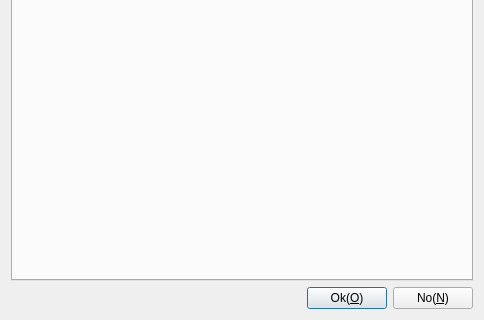
This is App/Client/ParameterDlgSettings.ui in KangLin/RabbitRemoteControl as Qt 5 draws it before an edit; both pictures show x 0 to 484 and y 153 to 473 of the 484 by 473 pixel window. The edited form follows.
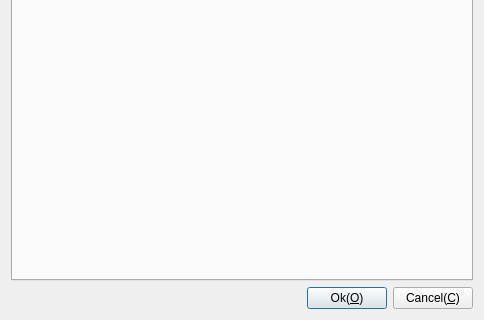
This is the edited form. Icons and pictures are not drawn.

```diff
--- a/App/Client/ParameterDlgSettings.ui
+++ b/App/Client/ParameterDlgSettings.ui
@@ -317,7 +317,7 @@
      <item>
       <widget class="QPushButton" name="pbNo">
        <property name="text">
-        <string>No(&amp;N)</string>
+        <string>Cancel(&amp;C)</string>
        </property>
       </widget>
      </item>
```
